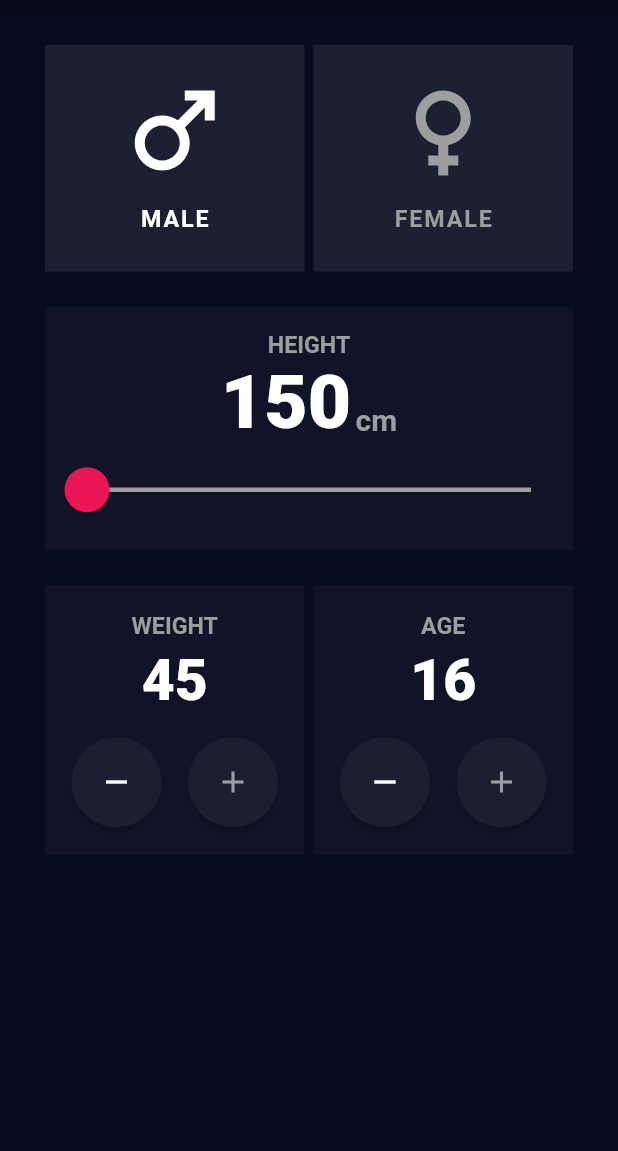
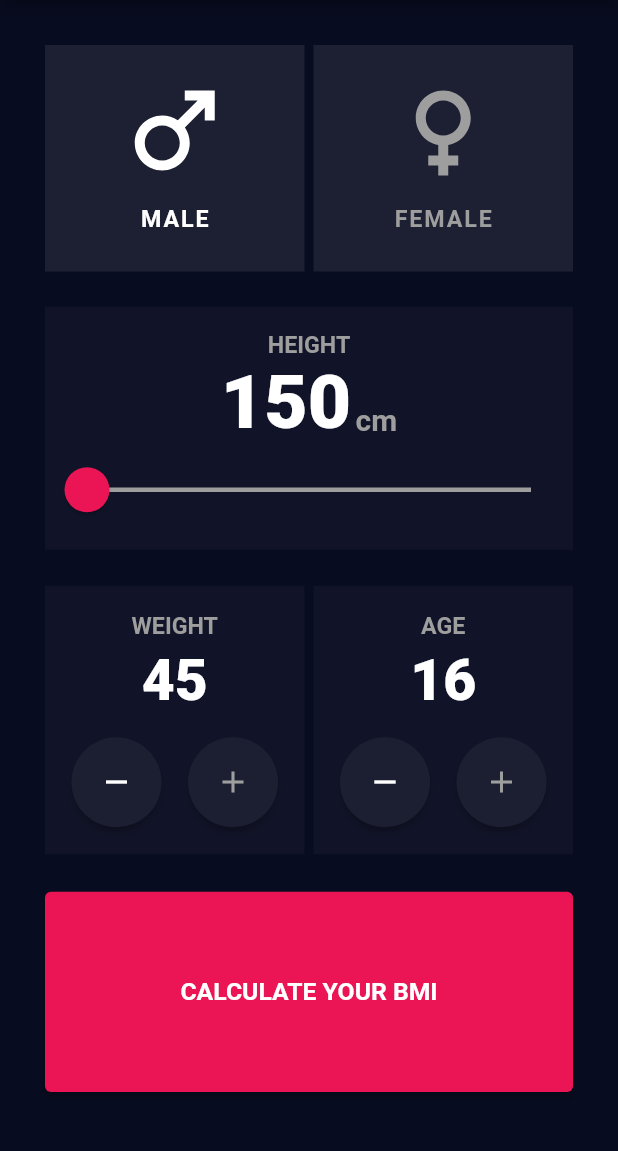
Before and after one commit to NickTaykey/BMI_calculator_app, a Flutter app: the screen it shows after launch, on a phone screen of 412 x 824 dp, the part 84-1235 px from its top. Run offline on Flutter 3.47's test engine with Material 2 defaults, Android fonts, the phone set to English and light mode, and no system bars; our stand-ins replace flutter_svg.

Commit message:
add CalculateBtn

```diff
--- a/lib/BMICalculator.dart
+++ b/lib/BMICalculator.dart
@@ -2,6 +2,7 @@ import 'package:flutter/material.dart';
 import 'SexSelection.dart';
 import 'HeightSlider.dart';
 import 'BottomBar.dart';
+import 'CalculateBtn.dart';
 
 class BMICalculator extends StatefulWidget {
   @override
@@ -54,6 +55,9 @@ class _BMICalculatorState extends State<BMICalculator> {
           SexSection(setSex, getSex),
           HeightSlider(setHeight, getHeight, maxHeight, minHeight),
           BottomBar(getAge, getWeight, updateAge, updateWeight),
+          Expanded(
+            child: CalculateBtn(),
+          )
         ],
       ),
     );
--- /dev/null
+++ b/lib/CalculateBtn.dart
@@ -0,0 +1,24 @@
+import 'package:flutter/material.dart';
+
+class CalculateBtn extends StatelessWidget {
+  @override
+  Widget build(BuildContext context) {
+    return Container(
+      margin: EdgeInsets.symmetric(vertical: 25),
+      width: double.infinity,
+      child: ElevatedButton(
+        onPressed: () {},
+        style: ElevatedButton.styleFrom(
+          primary: Color.fromRGBO(235, 21, 85, 1),
+        ),
+        child: Text(
+          'CALCULATE YOUR BMI',
+          style: TextStyle(
+            fontWeight: FontWeight.w700,
+            fontSize: 16.5,
+          ),
+        ),
+      ),
+    );
+  }
+}
```
